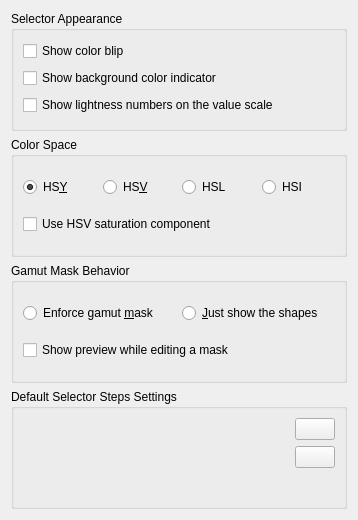
Qt form plugins/dockers/artisticcolorselector/forms/wdgARCSSettings.ui (KDE/krita) before a commit.
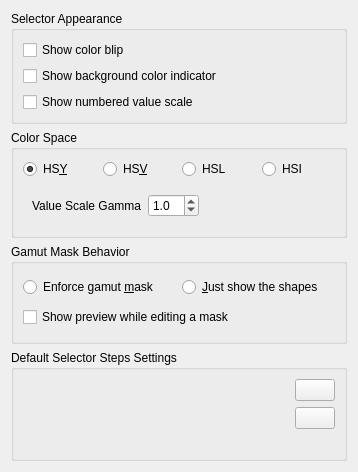
The same form after that commit. Custom widgets are drawn as their Qt base class.

```diff
--- a/plugins/dockers/artisticcolorselector/forms/wdgARCSSettings.ui
+++ b/plugins/dockers/artisticcolorselector/forms/wdgARCSSettings.ui
@@ -7,7 +7,7 @@
     <x>0</x>
     <y>0</y>
     <width>358</width>
-    <height>520</height>
+    <height>472</height>
    </rect>
   </property>
   <layout class="QVBoxLayout" name="verticalLayout">
@@ -34,7 +34,7 @@
       <item>
        <widget class="QCheckBox" name="showValueScaleNumbers">
         <property name="text">
-         <string>Show lightness numbers on the value scale</string>
+         <string>Show numbered value scale</string>
         </property>
        </widget>
       </item>
@@ -95,10 +95,51 @@
        </layout>
       </item>
       <item>
-       <widget class="QCheckBox" name="bnAbsLight">
-        <property name="text">
-         <string>Use HSV saturation component</string>
+       <widget class="QFrame" name="valueScaleGammaBox">
+        <property name="frameShape">
+         <enum>QFrame::NoFrame</enum>
         </property>
+        <layout class="QHBoxLayout" name="horizontalLayout_2">
+         <item>
+          <widget class="QLabel" name="labelValueScaleGamma">
+           <property name="text">
+            <string>Value Scale Gamma</string>
+           </property>
+          </widget>
+         </item>
+         <item>
+          <widget class="QDoubleSpinBox" name="valueScaleGamma">
+           <property name="decimals">
+            <number>1</number>
+           </property>
+           <property name="minimum">
+            <double>0.100000000000000</double>
+           </property>
+           <property name="maximum">
+            <double>50.000000000000000</double>
+           </property>
+           <property name="singleStep">
+            <double>0.100000000000000</double>
+           </property>
+           <property name="value">
+            <double>1.000000000000000</double>
+           </property>
+          </widget>
+         </item>
+         <item>
+          <spacer name="horizontalSpacer">
+           <property name="orientation">
+            <enum>Qt::Horizontal</enum>
+           </property>
+           <property name="sizeHint" stdset="0">
+            <size>
+             <width>40</width>
+             <height>20</height>
+            </size>
+           </property>
+          </spacer>
+         </item>
+        </layout>
        </widget>
       </item>
      </layout>
```
